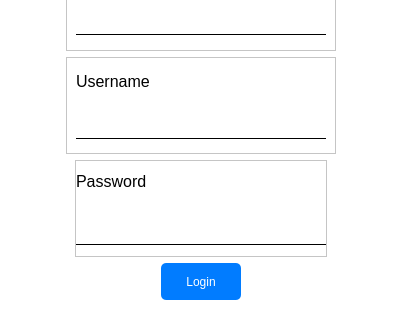
Old version of the form views/login/register.ui in the repository bhhoang/newspaper-project; both pictures show x 0 to 403 and y 150 to 470 of the 403 by 470 pixel window.
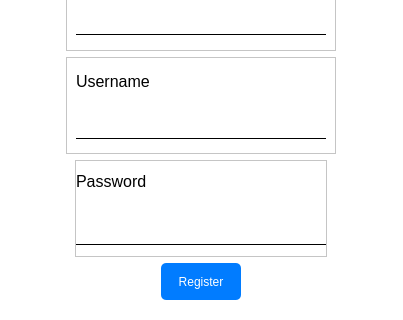
New version of the form.

Commit message: Move .py to views. Update label and frame name for login and register

Diff of the .ui file:
```diff
--- a/views/login/register.ui
+++ b/views/login/register.ui
@@ -238,7 +238,7 @@
        <cursorShape>PointingHandCursor</cursorShape>
       </property>
       <property name="text">
-       <string>Login</string>
+       <string>Register</string>
       </property>
      </widget>
     </item>
```
Left out of the diff: 30 changed lines with no effect on the pictures. The commit also changes 3 other files.
